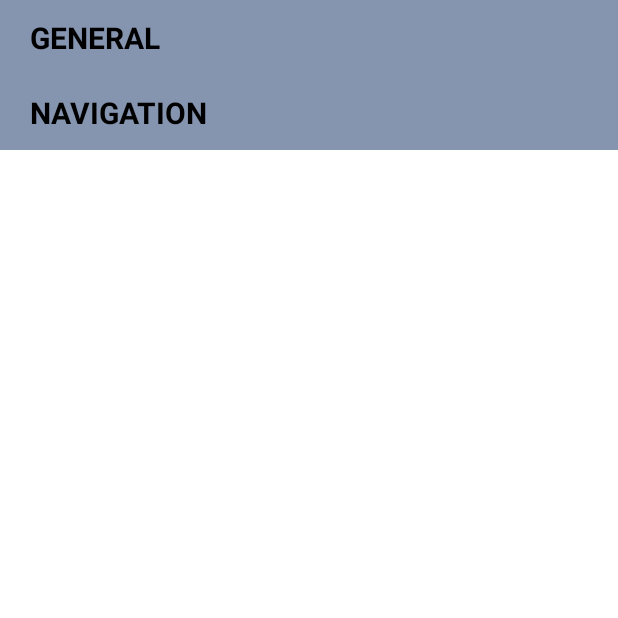
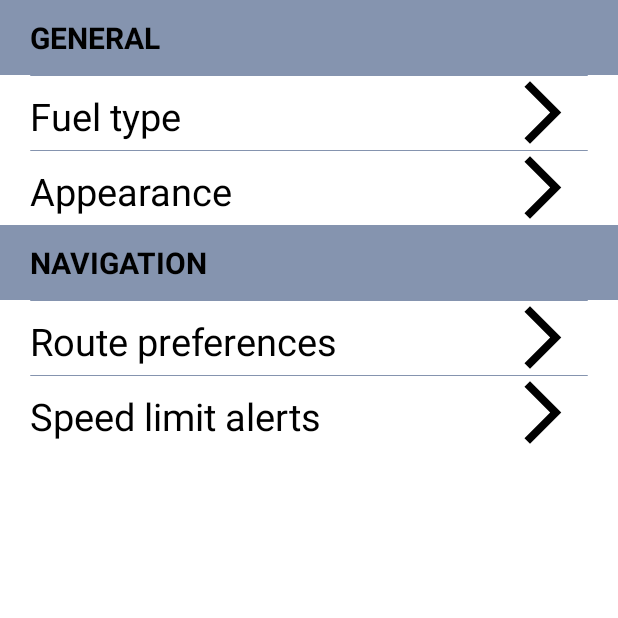
Before and after one commit to JoshMkhari/Carte, an Android app: the fragment Fragment_Settings shown on its own in the app's theme, on a phone screen of 412 x 824 dp, the top half of it. Run offline under Robolectric (Android 15) with nearby library versions, the phone set to English and light mode, and no system bars.

Commit message:
Settings sub menu now showing

```diff
--- a/app/src/main/java/com/carte/navigator/MainActivity.java
+++ b/app/src/main/java/com/carte/navigator/MainActivity.java
@@ -80,7 +80,7 @@ public class MainActivity extends AppCompatActivity implements Interface_Recycle
         recyclerView_destinationOptions.setAdapter(adapter_destination_options);
 
         //Account Settings RecyclerView
-        RecyclerView.Adapter<Adapter_Account_Settings.OptionViewHolder>  adapter_account_settings = new Adapter_Account_Settings(this,getApplicationContext(),settings_navigationOptions);//(Professor Sluiter, 2020).
+        RecyclerView.Adapter<Adapter_Account_Settings.OptionViewHolder>  adapter_account_settings = new Adapter_Account_Settings(this,getApplicationContext(),settings_navigationOptions,2);//(Professor Sluiter, 2020).
         recyclerView_account_settings.setAdapter(adapter_account_settings);
 
         //Remember to code this
--- a/app/src/main/java/com/carte/navigator/menu/adapters/Adapter_Account_Settings.java
+++ b/app/src/main/java/com/carte/navigator/menu/adapters/Adapter_Account_Settings.java
@@ -18,12 +18,14 @@ public class Adapter_Account_Settings extends RecyclerView.Adapter<Adapter_Accou
     private final Interface_RecyclerView _interfaceRecyclerView;//(Practical Coding, 2021)
     final LayoutInflater _inflater;
     final String[] _optionsList;
+    final int _source;
 
-    public Adapter_Account_Settings(Interface_RecyclerView _interfaceRecyclerView, Context context, String[] optionsList )
+    public Adapter_Account_Settings(Interface_RecyclerView _interfaceRecyclerView, Context context, String[] optionsList, int source )
     {
         this._interfaceRecyclerView = _interfaceRecyclerView;
         _inflater = LayoutInflater.from(context);
         _optionsList = optionsList;
+        _source = source;
     }
 
 
@@ -64,7 +66,7 @@ public class Adapter_Account_Settings extends RecyclerView.Adapter<Adapter_Accou
                     int pos = getAdapterPosition();
 
                     if(pos != RecyclerView.NO_POSITION){
-                        _interfaceRecyclerView.onItemClick(pos,2);//(Practical Coding, 2021)
+                        _interfaceRecyclerView.onItemClick(pos,_source);//(Practical Coding, 2021)
                     }
                 }
             });
--- a/app/src/main/java/com/carte/navigator/menu/sub/Fragment_Settings.java
+++ b/app/src/main/java/com/carte/navigator/menu/sub/Fragment_Settings.java
@@ -3,64 +3,93 @@ package com.carte.navigator.menu.sub;
 import android.os.Bundle;
 
 import androidx.fragment.app.Fragment;
+import androidx.recyclerview.widget.RecyclerView;
+import androidx.recyclerview.widget.StaggeredGridLayoutManager;
 
 import android.view.LayoutInflater;
 import android.view.View;
 import android.view.ViewGroup;
+import android.widget.Toast;
 
+import com.carte.navigator.MainActivity;
 import com.carte.navigator.R;
+import com.carte.navigator.menu.adapters.Adapter_Account_Settings;
+import com.carte.navigator.menu.interfaces.Interface_RecyclerView;
 
 /**
  * A simple {@link Fragment} subclass.
- * Use the {@link Fragment_Settings#newInstance} factory method to
  * create an instance of this fragment.
  */
-public class Fragment_Settings extends Fragment {
-
-    // TODO: Rename parameter arguments, choose names that match
-    // the fragment initialization parameters, e.g. ARG_ITEM_NUMBER
-    private static final String ARG_PARAM1 = "param1";
-    private static final String ARG_PARAM2 = "param2";
-
-    // TODO: Rename and change types of parameters
-    private String mParam1;
-    private String mParam2;
-
-    public Fragment_Settings() {
-        // Required empty public constructor
-    }
-
-    /**
-     * Use this factory method to create a new instance of
-     * this fragment using the provided parameters.
-     *
-     * @param param1 Parameter 1.
-     * @param param2 Parameter 2.
-     * @return A new instance of fragment Fragment_Settings.
-     */
-    // TODO: Rename and change types and number of parameters
-    public static Fragment_Settings newInstance(String param1, String param2) {
-        Fragment_Settings fragment = new Fragment_Settings();
-        Bundle args = new Bundle();
-        args.putString(ARG_PARAM1, param1);
-        args.putString(ARG_PARAM2, param2);
-        fragment.setArguments(args);
-        return fragment;
-    }
-
-    @Override
-    public void onCreate(Bundle savedInstanceState) {
-        super.onCreate(savedInstanceState);
-        if (getArguments() != null) {
-            mParam1 = getArguments().getString(ARG_PARAM1);
-            mParam2 = getArguments().getString(ARG_PARAM2);
-        }
-    }
+public class Fragment_Settings extends Fragment implements Interface_RecyclerView {
 
     @Override
     public View onCreateView(LayoutInflater inflater, ViewGroup container,
                              Bundle savedInstanceState) {
         // Inflate the layout for this fragment
-        return inflater.inflate(R.layout.fragment_settings, container, false);
+        View settings = inflater.inflate(R.layout.fragment_settings, container, false);
+
+        RecyclerView recyclerView_general_settings = settings.findViewById(R.id.recyclerView_settings_general);
+        RecyclerView recyclerView_navigation_settings = settings.findViewById(R.id.recyclerView_settings_navigation);
+
+        recyclerView_general_settings.setHasFixedSize(true);
+        recyclerView_navigation_settings.setHasFixedSize(true);
+
+        //Ensuring the recycler view layout contains 4 item in each row
+        RecyclerView.LayoutManager layoutManagerGeneral = new StaggeredGridLayoutManager(1, 1);//(Professor Sluiter, 2020).
+        recyclerView_general_settings.setLayoutManager(layoutManagerGeneral);
+
+        RecyclerView.LayoutManager layoutManagerNavigation = new StaggeredGridLayoutManager(1, 1);//(Professor Sluiter, 2020).
+        recyclerView_navigation_settings.setLayoutManager(layoutManagerNavigation);
+
+        //Retrieving navigation option texts
+        String[] settings_general = getResources().getStringArray(R.array.string_settings_general);
+        String[] settings_navigation = getResources().getStringArray(R.array.string_settings_navigation);
+
+
+        //Account Settings RecyclerView
+        RecyclerView.Adapter<Adapter_Account_Settings.OptionViewHolder>  adapter_settings_general = new Adapter_Account_Settings(this,getContext(),settings_general,3);//(Professor Sluiter, 2020).
+        recyclerView_general_settings.setAdapter(adapter_settings_general);
+
+        RecyclerView.Adapter<Adapter_Account_Settings.OptionViewHolder>  adapter_settings_navigation = new Adapter_Account_Settings(this,getContext(),settings_navigation,4);//(Professor Sluiter, 2020).
+        recyclerView_navigation_settings.setAdapter(adapter_settings_navigation);
+        return settings;
+    }
+
+    @Override
+    public void onItemClick(int position, int source) {
+        if(source==3)
+        {
+            switch (position)
+            {
+                case 0:
+                    Toast.makeText(getContext(),
+                            "Fuel Type", Toast.LENGTH_LONG).show();
+                    break;
+                case 1:
+                    Toast.makeText(getContext(),
+                            "Appearance", Toast.LENGTH_LONG).show();
+                    break;
+                case 2:
+                    Toast.makeText(getContext(),
+                            "Units", Toast.LENGTH_LONG).show();
+                    break;
+
+            }
+        }else
+        {
+            switch (position)
+            {
+                case 0:
+                    Toast.makeText(getContext(),
+                            "Route preferences", Toast.LENGTH_LONG).show();
+                    break;
+                case 1:
+                    Toast.makeText(getContext(),
+                            "Speed limit alerts", Toast.LENGTH_LONG).show();
+                    break;
+
+            }
+
+        }
     }
 }
--- a/app/src/main/res/values/strings.xml
+++ b/app/src/main/res/values/strings.xml
@@ -21,6 +21,17 @@
         <item>Help</item>
     </string-array>
 
+    <string-array name="string_settings_general">
+        <item>Fuel type</item>
+        <item>Appearance</item>
+        <item>Units</item>
+    </string-array>
+
+    <string-array name="string_settings_navigation">
+        <item>Route preferences</item>
+        <item>Speed limit alerts</item>
+    </string-array>
+
     <string name="back_button">Used to navigate back to the previous view</string>
     <!-- TODO: Remove or change this placeholder text -->
     <string name="hello_blank_fragment">Hello blank fragment</string>
```
